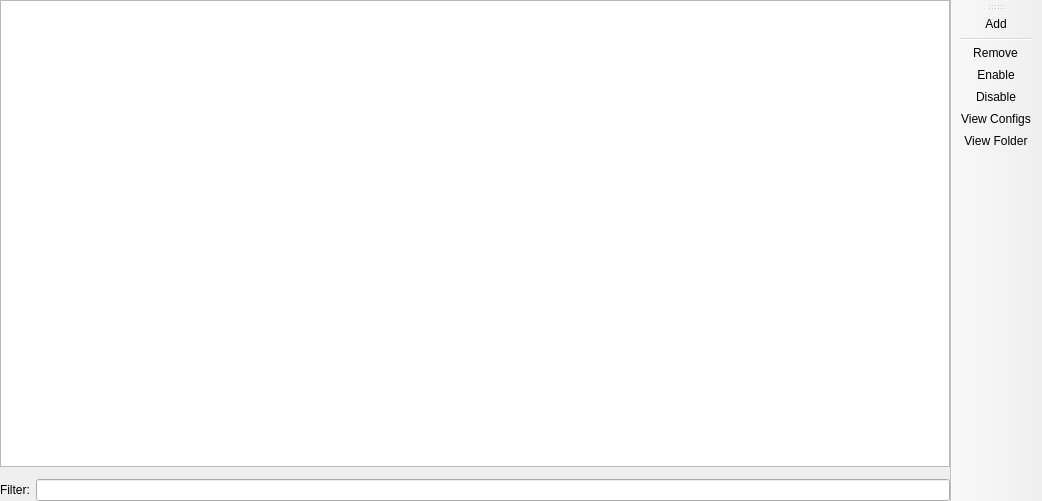
Above: launcher/ui/pages/instance/ModFolderPage.ui from FreesmTeam/FreesmLauncher before the change. Below: the same form after it.
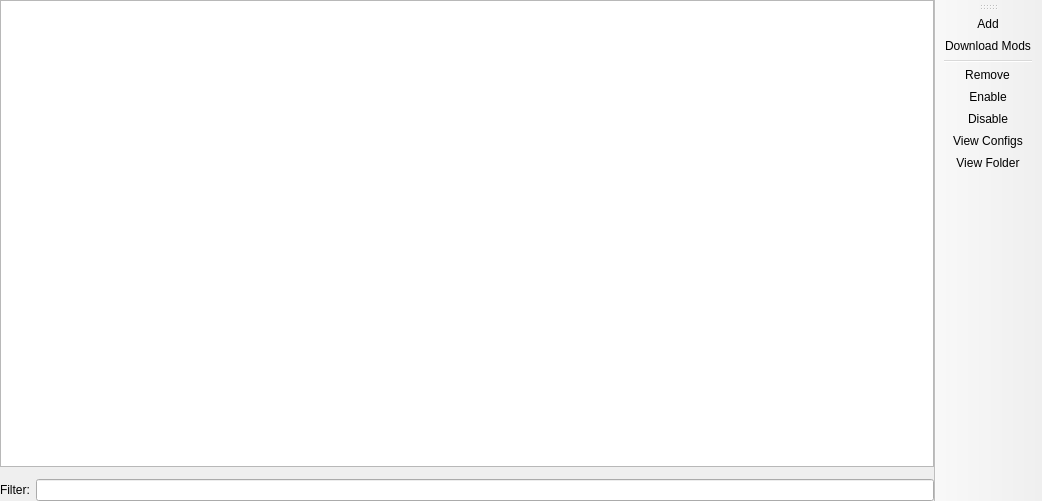
That is the form after the change. Custom widgets are drawn as their Qt base class.

Commit message: change 'Install Mods' -> 'Download Mods' and change position

```diff
--- a/launcher/ui/pages/instance/ModFolderPage.ui
+++ b/launcher/ui/pages/instance/ModFolderPage.ui
@@ -84,6 +84,7 @@
     <bool>false</bool>
    </attribute>
    <addaction name="actionAdd"/>
+   <addaction name="actionDownload"/>
    <addaction name="separator"/>
    <addaction name="actionRemove"/>
    <addaction name="actionEnable"/>
@@ -99,6 +100,14 @@
     <string>Add mods</string>
    </property>
   </action>
+  <action name="actionDownload">
+   <property name="text">
+    <string>&amp;Download Mods</string>
+   </property>
+   <property name="toolTip">
+    <string>Download Mods</string>
+   </property>
+  </action>
   <action name="actionRemove">
    <property name="text">
     <string>&amp;Remove</string>
```
The commit also changes 1 other file.
